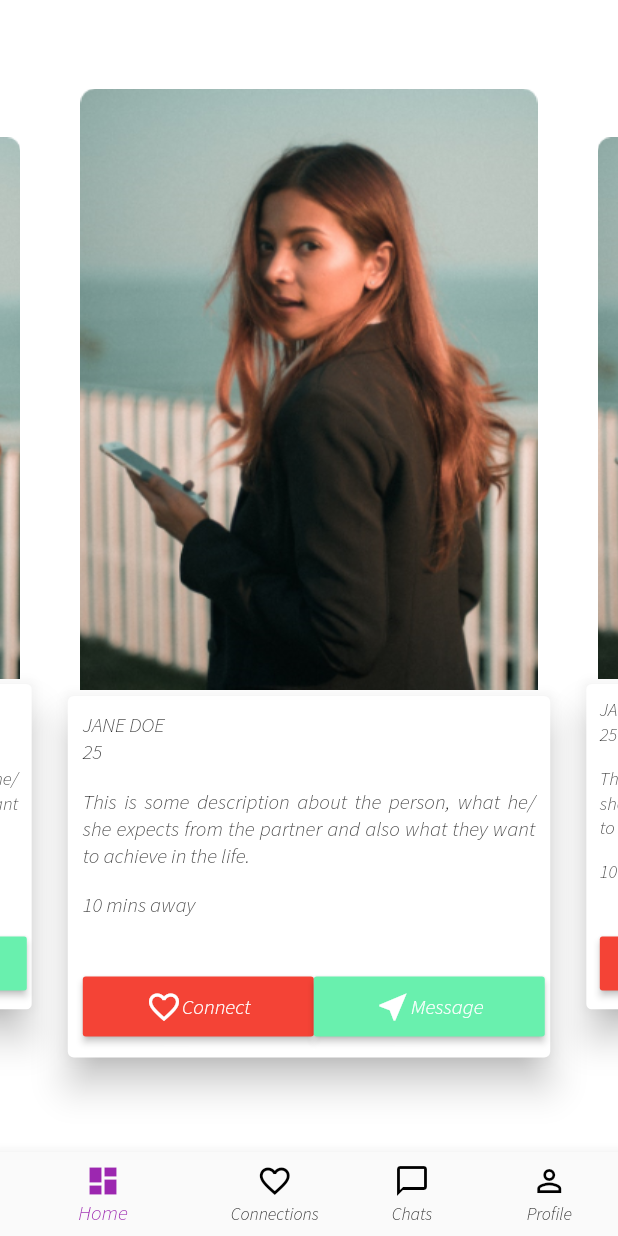
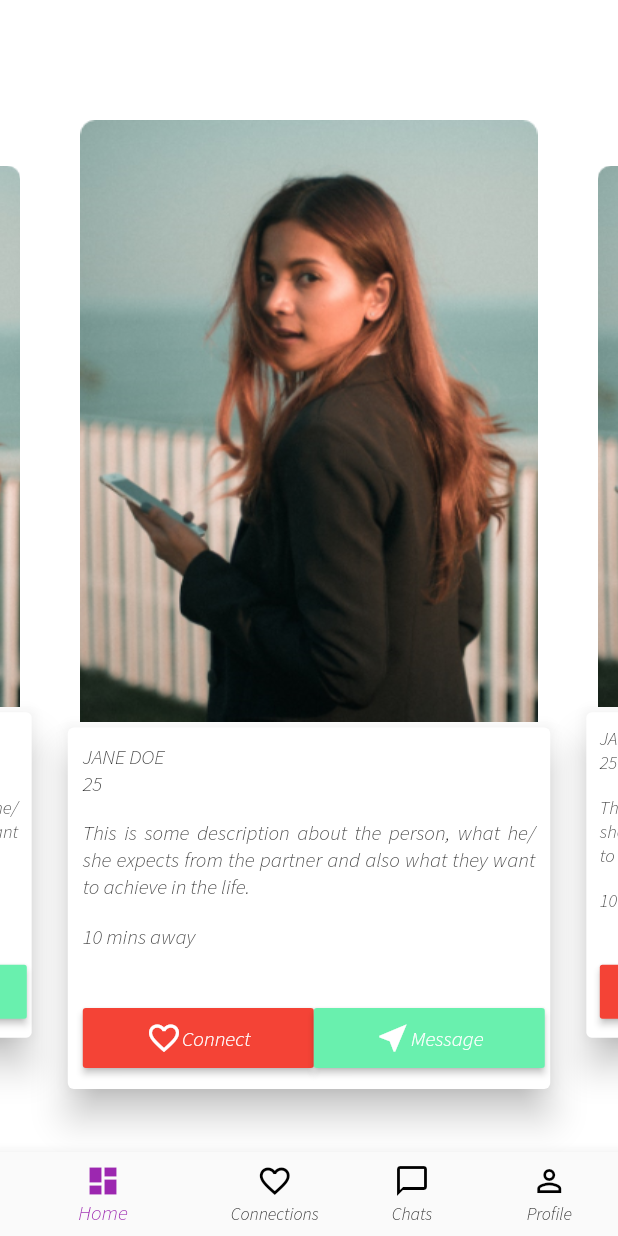
Before and after one commit to jordanegs/flutter-practica, a Flutter app: the LandingPage screen opened by its route, on a phone screen of 412 x 824 dp. Run offline on Flutter 3.47's test engine with Material 2 defaults, Android fonts, the phone set to English and light mode, and no system bars; our stand-ins replace flutter_swiper.

Commit message:
Scroll en landing page

```diff
--- a/lib/src/pages/landing_page.dart
+++ b/lib/src/pages/landing_page.dart
@@ -19,10 +19,10 @@ class _LandingPageState extends State<LandingPage> {
         color: Colors.white,
         child: Swiper(
           itemBuilder: (BuildContext context,int index){
-            return Column(
-              mainAxisAlignment: MainAxisAlignment.center,
-              // mainAxisSize: MainAxisSize.max,
+            return SingleChildScrollView(
+              child: Column(
                 children: <Widget>[
+                  SizedBox(height: 80.0,),
                   Image.asset('images/image.png'),
                   Card(
                     elevation: 10.0,
@@ -78,6 +78,7 @@ class _LandingPageState extends State<LandingPage> {
                     ),
                   ),
                 ],
+              ),
             );
           },
           itemCount: 10,
```
Lines whose indentation alone changed are shown as unchanged.
